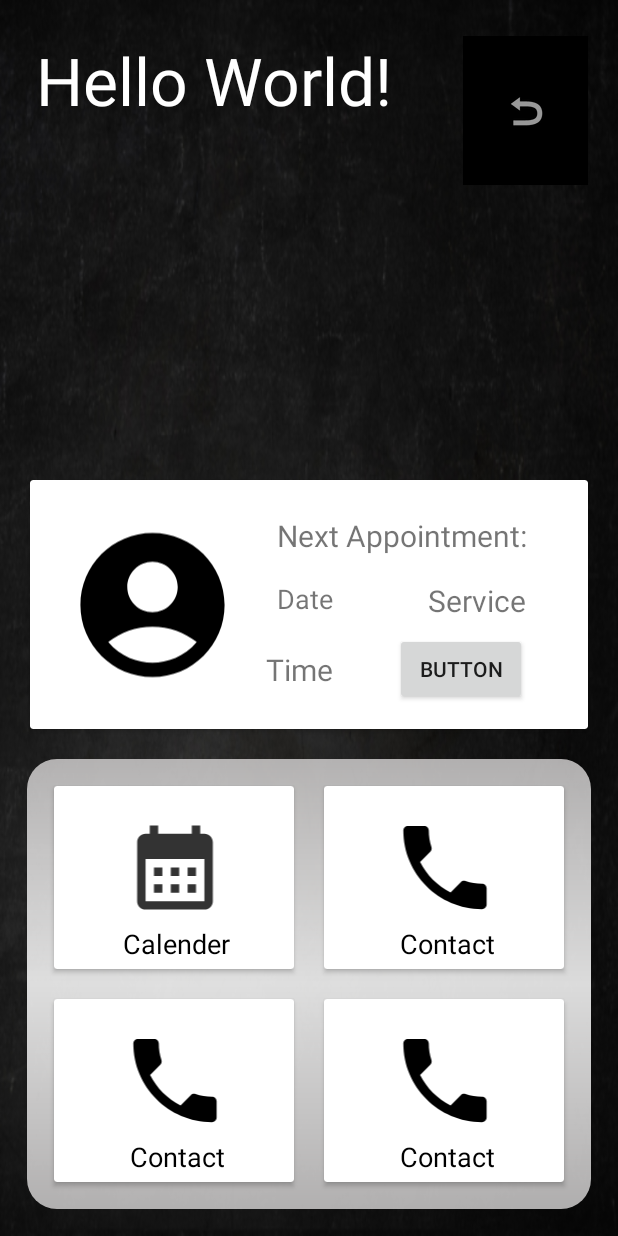
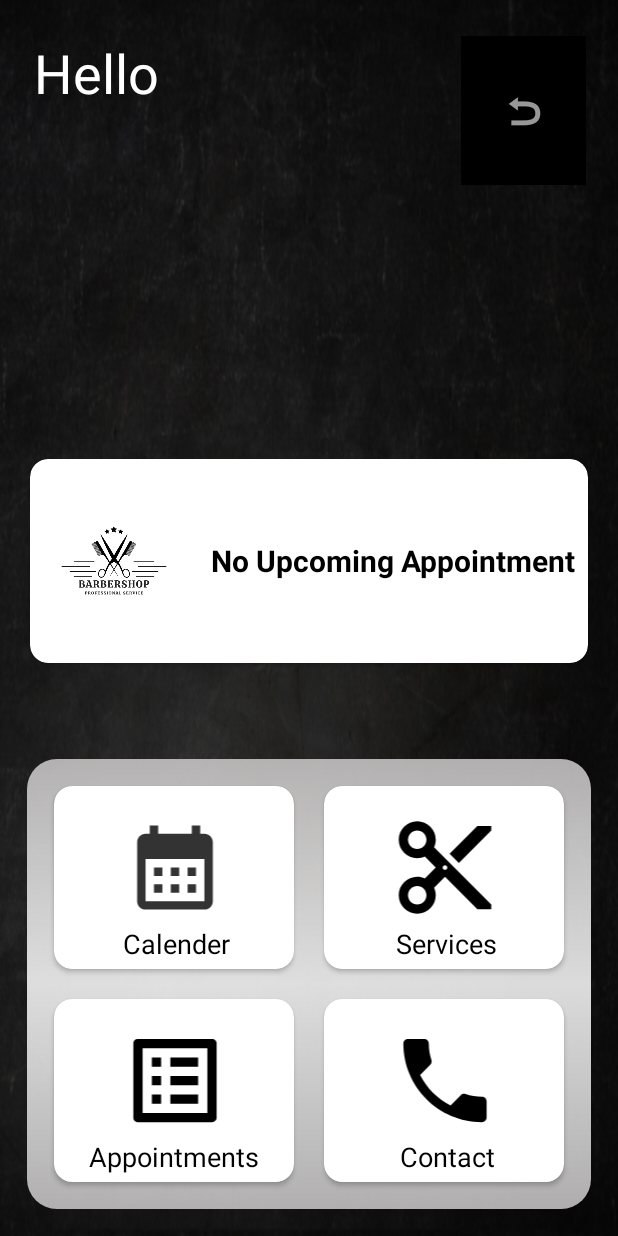
Before and after one commit to NoamDamari/BarbershopApp, an Android app: the MainActivity screen opened directly, with no data from a screen before it, on a phone screen of 412 x 824 dp. Run offline under Robolectric (Android 15) with nearby library versions, the phone set to English and light mode, and no system bars; our stand-ins replace Firebase (no records; nobody signed in at launch, a user with empty details on screens opened directly); 1 statement that could not run was skipped.

Commit message:
Appointment Scheduling Update

```diff
--- a/app/src/main/java/com/example/barbershopapp/Activities/MainActivity.java
+++ b/app/src/main/java/com/example/barbershopapp/Activities/MainActivity.java
@@ -8,17 +8,25 @@ import android.os.Bundle;
 import android.view.View;
 import android.widget.EditText;
 import android.widget.ImageButton;
+import android.widget.LinearLayout;
 import android.widget.TextView;
 
 import com.example.barbershopapp.FirebaseManager;
+import com.example.barbershopapp.Models.Appointment;
 import com.example.barbershopapp.Models.Client;
 import com.example.barbershopapp.R;
 
 public class MainActivity extends AppCompatActivity {
 
     Client currentUser;
-    private TextView usernameET;
+    Appointment closestAppointment;
+    private TextView usernameTV;
     private ImageButton returnBtn;
+    private LinearLayout nextAppointmentLayout;
+    private TextView cardHeadlineTV;
+    private TextView nextDateTV;
+    private TextView nextTimeTV;
+    private TextView nextServiceTV;
     private CardView toCalenderCV;
 
     @Override
@@ -26,15 +34,43 @@ public class MainActivity extends AppCompatActivity {
         super.onCreate(savedInstanceState);
         setContentView(R.layout.activity_main);
 
-        usernameET = findViewById(R.id.usernameTV);
+        usernameTV = findViewById(R.id.usernameTV);
         returnBtn = findViewById(R.id.returnButton);
         toCalenderCV = findViewById(R.id.toCalenderCV);
+        nextAppointmentLayout = findViewById(R.id.nextAppointmentLayout);
+        nextDateTV = findViewById(R.id.nextDateTV);
+        nextTimeTV = findViewById(R.id.nextTimeTV);
+        nextServiceTV = findViewById(R.id.nextServiceTV);
+        cardHeadlineTV = findViewById(R.id.cardHeadlineTV);
+
         FirebaseManager.getInstance().getCurrentUserDetails(new FirebaseManager.onUserDetailsFetchedListener() {
             @Override
             public void onUserDetailsFetched(Client client) {
                 currentUser = client;
                 String name = currentUser.getUsername();
-                usernameET.setText(name);
+                usernameTV.setText(name);
+            }
+        });
+
+        FirebaseManager.getInstance().fetchClosestAppointment(new FirebaseManager.onClosestAppointmentDetailsFetchedListener() {
+            @Override
+            public void onClosestAppointmentDetailsFetched(Appointment appointment) {
+                closestAppointment = appointment;
+                if(closestAppointment != null) {
+                    String date = closestAppointment.getDate();
+                    String time = closestAppointment.getTime();
+                    String serviceType = closestAppointment.getServiceType();
+
+                    nextAppointmentLayout.setVisibility(View.VISIBLE);
+
+                    cardHeadlineTV.setText("Next Appointment:");
+                    nextDateTV.setText(date);
+                    nextTimeTV.setText(time);
+                    nextServiceTV.setText(serviceType);
+                }
+                else {
+                    return;
+                }
             }
         });
 
--- a/app/src/main/java/com/example/barbershopapp/Activities/SetAppointmentActivity.java
+++ b/app/src/main/java/com/example/barbershopapp/Activities/SetAppointmentActivity.java
@@ -5,6 +5,7 @@ import androidx.appcompat.app.AppCompatActivity;
 import androidx.recyclerview.widget.RecyclerView;
 
 import android.os.Bundle;
+import android.util.Log;
 import android.view.View;
 import android.widget.ArrayAdapter;
 import android.widget.Button;
@@ -34,7 +35,6 @@ public class SetAppointmentActivity extends AppCompatActivity {
     public TextView selectedHourTV;
     private ArrayList<String> availableHours;
     private Spinner servicesSpinner;
-
     private Button setAppointmentBtn;
 
     @Override
@@ -62,7 +62,7 @@ public class SetAppointmentActivity extends AppCompatActivity {
             @Override
             public void onSelectedDayChange(@NonNull CalendarView view, int year, int month, int dayOfMonth) {
 
-                String selectedDate = String.valueOf(dayOfMonth) + "-" + String.valueOf(month + 1) + "-" + String.valueOf(year);
+                String selectedDate = String.valueOf(year) + "-" + String.valueOf(month + 1) + "-" + String.valueOf(dayOfMonth);
                 selectedDateTV.setText(selectedDate);
                 textView.setText("Avilable Hours on " + selectedDate);
 
@@ -92,7 +92,7 @@ public class SetAppointmentActivity extends AppCompatActivity {
 
                 Client client = new Client(username , email ,password , phone);
 
-                if(isValid(date,hour)) {
+                if(isFutureDate(date + " " + hour)) {
                     Appointment appointment = new Appointment(date , hour , service , client);
                     FirebaseManager.getInstance().setAppointment(appointment ,SetAppointmentActivity.this);
                 }
@@ -103,17 +103,15 @@ public class SetAppointmentActivity extends AppCompatActivity {
         });
     }
 
-    public boolean isValid(String date, String hour) {
+    public boolean isFutureDate(String date) {
         try {
-            SimpleDateFormat dateFormat = new SimpleDateFormat("dd-MM-yy", Locale.getDefault());
-            SimpleDateFormat timeFormat = new SimpleDateFormat("HH:mm", Locale.getDefault());
 
+            SimpleDateFormat dateFormat = new SimpleDateFormat("yy-MM-dd HH:mm", Locale.getDefault());
             Date selectedDate = dateFormat.parse(date);
-            Date selectedHour = timeFormat.parse(hour);
 
             Date currentDate = new Date();
 
-            if (selectedDate.after(currentDate) || (selectedDate.equals(currentDate) && selectedHour.after(currentDate))) {
+            if (selectedDate.after(currentDate)) {
                 return true;
             } else {
                 Toast.makeText(SetAppointmentActivity.this ,"Select a future date and time", Toast.LENGTH_SHORT).show();
--- a/app/src/main/java/com/example/barbershopapp/FirebaseManager.java
+++ b/app/src/main/java/com/example/barbershopapp/FirebaseManager.java
@@ -2,6 +2,7 @@ package com.example.barbershopapp;
 
 import android.content.Context;
 import android.content.Intent;
+import android.util.Log;
 import android.widget.ArrayAdapter;
 import android.widget.ListView;
 import android.widget.Toast;
@@ -24,11 +25,16 @@ import com.google.firebase.database.DataSnapshot;
 import com.google.firebase.database.DatabaseError;
 import com.google.firebase.database.DatabaseReference;
 import com.google.firebase.database.FirebaseDatabase;
+import com.google.firebase.database.Query;
 import com.google.firebase.database.ValueEventListener;
 
+import java.text.ParseException;
+import java.text.SimpleDateFormat;
 import java.util.ArrayList;
 import java.util.Calendar;
+import java.util.Date;
 import java.util.List;
+import java.util.Locale;
 import java.util.concurrent.Executor;
 
 public class FirebaseManager {
@@ -257,4 +263,58 @@ public class FirebaseManager {
 
         Toast.makeText(context ,"Appointment Set SUCCESS", Toast.LENGTH_SHORT).show();
     }
+
+    public void fetchClosestAppointment(onClosestAppointmentDetailsFetchedListener listener) {
+        String uid = mAuth.getUid();
+        DatabaseReference ref = mDatabase.child("Clients").child(uid).child("Appointments");
+        ref.addListenerForSingleValueEvent(new ValueEventListener() {
+            @Override
+            public void onDataChange(@NonNull DataSnapshot snapshot) {
+                for (DataSnapshot dateSnapshot : snapshot.getChildren()) {
+                    String date = dateSnapshot.getKey();
+
+                    if (isFutureTime((date + " 23:59"))) {
+                        for (DataSnapshot hourSnapshot : dateSnapshot.getChildren()) {
+                            String hour = hourSnapshot.getKey();
+                            if (isFutureTime(date + " " + hour)) {
+                                String service = hourSnapshot.child("serviceType").getValue(String.class);
+                                Appointment closestAppointment = new Appointment(date, hour, service, null);
+                                listener.onClosestAppointmentDetailsFetched(closestAppointment);
+                                return;
+                            }
+                        }
+                    }
+                }
+                listener.onClosestAppointmentDetailsFetched(null);
+            }
+
+            @Override
+            public void onCancelled(@NonNull DatabaseError error) {
+                Log.d("Closest Appointment error", "Closest Appointment error");
+                listener.onClosestAppointmentDetailsFetched(null);
+            }
+        });
+    }
+
+    public interface onClosestAppointmentDetailsFetchedListener {
+        void onClosestAppointmentDetailsFetched(Appointment appointment);
+    }
+
+    public boolean isFutureTime(String date) {
+        try {
+            SimpleDateFormat dateFormat = new SimpleDateFormat("yy-MM-dd HH:mm", Locale.getDefault());
+            Date selectedDate = dateFormat.parse(date);
+
+            Date currentDate = new Date();
+
+            if (selectedDate.after(currentDate)) {
+                return true;
+            } else {
+                return false;
+            }
+        } catch (ParseException e) {
+            e.printStackTrace();
+        }
+        return false;
+    }
 }
--- a/app/src/main/java/com/example/barbershopapp/Models/Appointment.java
+++ b/app/src/main/java/com/example/barbershopapp/Models/Appointment.java
@@ -11,6 +11,17 @@ public class Appointment {
         this.time = time;
         this.serviceType = serviceType;
         this.client = client;
+    }
+    public Appointment(String date, String time, String serviceType) {
+        this.date = date;
+        this.time = time;
+        this.serviceType = serviceType;
+    }
+    public Appointment() {
+        this.date = "date";
+        this.time = "time";
+        this.serviceType = "serviceType";
+        this.client = new Client();
     }
 
     public String getDate() {
--- a/app/src/main/java/com/example/barbershopapp/Models/Client.java
+++ b/app/src/main/java/com/example/barbershopapp/Models/Client.java
@@ -7,6 +7,12 @@ public class Client extends User {
     public Client(String username, String email, String password) {
         super(username, email, password);
     }
+
+    public Client() {
+        super();
+        this.phone = "phone";
+    }
+
 
     public Client(String username, String email, String password, String phone) {
         super(username, email, password);
--- a/app/src/main/java/com/example/barbershopapp/Models/User.java
+++ b/app/src/main/java/com/example/barbershopapp/Models/User.java
@@ -10,6 +10,12 @@ public class User {
         this.username = username;
         this.email = email;
         this.password = password;
+    }
+
+    public User() {
+        this.username = "username";
+        this.email = "email";
+        this.password = "password";
     }
 
     public String getUsername() {
--- /dev/null
+++ b/app/src/main/res/drawable/list_icon_black.xml
@@ -0,0 +1,5 @@
+<vector android:autoMirrored="true" android:height="24dp"
+    android:tint="#000000" android:viewportHeight="24"
+    android:viewportWidth="24" android:width="24dp" xmlns:android="http://schemas.android.com/apk/res/android">
+    <path android:fillColor="@android:color/white" android:pathData="M19,5v14L5,19L5,5h14m1.1,-2L3.9,3c-0.5,0 -0.9,0.4 -0.9,0.9v16.2c0,0.4 0.4,0.9 0.9,0.9h16.2c0.4,0 0.9,-0.5 0.9,-0.9L21,3.9c0,-0.5 -0.5,-0.9 -0.9,-0.9zM11,7h6v2h-6L11,7zM11,11h6v2h-6v-2zM11,15h6v2h-6zM7,7h2v2L7,9zM7,11h2v2L7,13zM7,15h2v2L7,17z"/>
+</vector>
--- /dev/null
+++ b/app/src/main/res/drawable/scissors_icon_black.xml
@@ -0,0 +1,5 @@
+<vector android:height="24dp" android:tint="#000000"
+    android:viewportHeight="24" android:viewportWidth="24"
+    android:width="24dp" xmlns:android="http://schemas.android.com/apk/res/android">
+    <path android:fillColor="@android:color/white" android:pathData="M9.64,7.64c0.23,-0.5 0.36,-1.05 0.36,-1.64 0,-2.21 -1.79,-4 -4,-4S2,3.79 2,6s1.79,4 4,4c0.59,0 1.14,-0.13 1.64,-0.36L10,12l-2.36,2.36C7.14,14.13 6.59,14 6,14c-2.21,0 -4,1.79 -4,4s1.79,4 4,4 4,-1.79 4,-4c0,-0.59 -0.13,-1.14 -0.36,-1.64L12,14l7,7h3v-1L9.64,7.64zM6,8c-1.1,0 -2,-0.89 -2,-2s0.9,-2 2,-2 2,0.89 2,2 -0.9,2 -2,2zM6,20c-1.1,0 -2,-0.89 -2,-2s0.9,-2 2,-2 2,0.89 2,2 -0.9,2 -2,2zM12,12.5c-0.28,0 -0.5,-0.22 -0.5,-0.5s0.22,-0.5 0.5,-0.5 0.5,0.22 0.5,0.5 -0.22,0.5 -0.5,0.5zM19,3l-6,6 2,2 7,-7L22,3z"/>
+</vector>
--- a/app/src/main/res/layout/activity_main.xml
+++ b/app/src/main/res/layout/activity_main.xml
@@ -28,9 +28,9 @@
         android:layout_height="wrap_content"
         android:layout_marginStart="4dp"
         android:layout_marginTop="24dp"
-        android:text="Hello World!"
+        android:text="Hello"
         android:textColor="@color/white"
-        android:textSize="44dp"
+        android:textSize="36dp"
         app:layout_constraintStart_toStartOf="@+id/cardView"
         app:layout_constraintTop_toTopOf="parent" />
 
@@ -39,11 +39,11 @@
         android:layout_width="match_parent"
         android:layout_height="wrap_content"
         android:layout_margin="18dp"
-        android:layout_marginBottom="24dp"
+        android:layout_marginBottom="32dp"
+        android:background="@drawable/silver_bg"
         android:minHeight="300dp"
         android:orientation="vertical"
         android:padding="8dp"
-        android:background="@drawable/silver_bg"
         app:layout_constraintBottom_toBottomOf="parent"
         app:layout_constraintEnd_toEndOf="parent"
         app:layout_constraintHorizontal_bias="0.0"
@@ -60,7 +60,8 @@
                 android:layout_width="match_parent"
                 android:layout_height="match_parent"
                 android:layout_margin="10dp"
-                android:layout_weight="1">
+                android:layout_weight="1"
+                app:cardCornerRadius="12dp">
 
                 <androidx.constraintlayout.widget.ConstraintLayout
                     android:layout_width="match_parent"
@@ -98,7 +99,8 @@
                 android:layout_width="match_parent"
                 android:layout_height="match_parent"
                 android:layout_margin="10dp"
-                android:layout_weight="1">
+                android:layout_weight="1"
+                app:cardCornerRadius="12dp">
 
                 <androidx.constraintlayout.widget.ConstraintLayout
                     android:layout_width="match_parent"
@@ -114,13 +116,13 @@
                         app:layout_constraintStart_toStartOf="parent"
                         app:layout_constraintTop_toTopOf="parent"
                         app:layout_constraintVertical_bias="0.356"
-                        app:srcCompat="@drawable/phone_icon_black" />
+                        app:srcCompat="@drawable/scissors_icon_black" />
 
                     <TextView
                         android:id="@+id/textView17"
                         android:layout_width="wrap_content"
                         android:layout_height="wrap_content"
-                        android:text="Contact"
+                        android:text="Services"
                         android:textColor="@color/black"
                         android:textSize="18sp"
                         app:layout_constraintBottom_toBottomOf="parent"
@@ -143,7 +145,8 @@
                 android:layout_width="match_parent"
                 android:layout_height="match_parent"
                 android:layout_margin="10dp"
-                android:layout_weight="1">
+                android:layout_weight="1"
+                app:cardCornerRadius="12dp">
 
                 <androidx.constraintlayout.widget.ConstraintLayout
                     android:layout_width="match_parent"
@@ -159,13 +162,13 @@
                         app:layout_constraintStart_toStartOf="parent"
                         app:layout_constraintTop_toTopOf="parent"
                         app:layout_constraintVertical_bias="0.356"
-                        app:srcCompat="@drawable/phone_icon_black" />
+                        app:srcCompat="@drawable/list_icon_black" />
 
                     <TextView
                         android:id="@+id/textView15"
                         android:layout_width="wrap_content"
                         android:layout_height="wrap_content"
-                        android:text="Contact"
+                        android:text="Appointments"
                         android:textColor="@color/black"
                         android:textSize="18sp"
                         app:layout_constraintBottom_toBottomOf="parent"
@@ -181,7 +184,8 @@
                 android:layout_width="match_parent"
                 android:layout_height="match_parent"
                 android:layout_margin="10dp"
-                android:layout_weight="1">
+                android:layout_weight="1"
+                app:cardCornerRadius="12dp">
 
                 <androidx.constraintlayout.widget.ConstraintLayout
                     android:layout_width="match_parent"
@@ -224,89 +228,125 @@
         android:layout_width="match_parent"
         android:layout_height="wrap_content"
         android:layout_margin="20dp"
-        android:layout_marginBottom="16dp"
+        app:cardCornerRadius="12dp"
+
         app:layout_constraintBottom_toTopOf="@+id/linearLayout4"
         app:layout_constraintEnd_toEndOf="@+id/linearLayout4"
+        app:layout_constraintHorizontal_bias="0.545"
         app:layout_constraintStart_toStartOf="@+id/linearLayout4"
-        app:layout_constraintTop_toBottomOf="@+id/textView4"
-        app:layout_constraintVertical_bias="1.0">
+        app:layout_constraintTop_toBottomOf="@+id/usernameTV"
+        app:layout_constraintVertical_bias="0.775">
 
-        <androidx.constraintlayout.widget.ConstraintLayout
+        <LinearLayout
             android:layout_width="match_parent"
-            android:layout_height="match_parent"
-            android:layout_margin="8dp"
-            android:padding="8dp">
+            android:layout_height="wrap_content"
+            android:orientation="horizontal"
+            app:layout_constraintEnd_toEndOf="parent"
+            app:layout_constraintStart_toStartOf="parent"
+            tools:layout_editor_absoluteY="620dp">
 
             <ImageView
                 android:id="@+id/imageView5"
-                android:layout_width="115dp"
+                android:layout_width="match_parent"
                 android:layout_height="120dp"
-                android:layout_marginStart="8dp"
-                android:src="@drawable/user_icon_black"
-                app:layout_constraintBottom_toBottomOf="parent"
-                app:layout_constraintStart_toStartOf="parent"
-                app:layout_constraintTop_toTopOf="parent"
-                app:layout_constraintVertical_bias="0.521" />
+                android:layout_margin="8dp"
+                android:layout_weight="0.7"
+                android:scaleType="fitCenter"
+                android:src="@drawable/logo2" />
+
+            <LinearLayout
+                android:layout_width="match_parent"
+                android:layout_height="match_parent"
+                android:layout_weight="0.3"
+                android:orientation="vertical"
+                android:padding="6dp">
+
+                <LinearLayout
+                    android:layout_width="match_parent"
+                    android:layout_height="match_parent"
+                    android:layout_weight="0.6"
+                    android:orientation="horizontal">
 
                     <TextView
-                android:id="@+id/textView6"
+                        android:id="@+id/cardHeadlineTV"
                         android:layout_width="wrap_content"
-                android:layout_height="wrap_content"
-                android:text="Next Appointment:"
+                        android:layout_height="match_parent"
+                        android:layout_weight="0.8"
+                        android:gravity="center"
+                        android:text="No Upcoming Appointment"
+                        android:textAlignment="center"
+                        android:textColor="@color/black"
                         android:textSize="20sp"
-                app:layout_constraintEnd_toEndOf="parent"
-                app:layout_constraintHorizontal_bias="0.51"
-                app:layout_constraintStart_toEndOf="@+id/imageView5"
-                app:layout_constraintTop_toTopOf="@+id/imageView5" />
+                        android:textStyle="bold" />
+                </LinearLayout>
+
+                <LinearLayout
+                    android:id="@+id/nextAppointmentLayout"
+                    android:layout_width="match_parent"
+                    android:layout_height="match_parent"
+                    android:layout_weight="0.2"
+                    android:orientation="vertical"
+                    android:visibility="gone">
+
+                    <LinearLayout
+                        android:layout_width="match_parent"
+                        android:layout_height="match_parent"
+                        android:layout_weight="1"
+                        android:orientation="horizontal">
 
                         <TextView
-                android:id="@+id/textView7"
+                            android:id="@+id/nextDateTV"
                             android:layout_width="wrap_content"
-                android:layout_height="wrap_content"
-                android:layout_marginTop="16dp"
+                            android:layout_height="match_parent"
+                            android:layout_weight="1"
+                            android:gravity="center"
                             android:text="Date"
-                android:textSize="18dp"
-                app:layout_constraintEnd_toStartOf="@+id/textView9"
-                app:layout_constraintHorizontal_bias="0.0"
-                app:layout_constraintStart_toStartOf="@+id/textView6"
-                app:layout_constraintTop_toBottomOf="@+id/textView6" />
+                            android:textAlignment="center"
+                            android:textColor="@color/black"
+                            android:textSize="20sp" />
 
                         <TextView
-                android:id="@+id/textView8"
+                            android:id="@+id/nextServiceTV"
                             android:layout_width="wrap_content"
-                android:layout_height="wrap_content"
+                            android:layout_height="match_parent"
+                            android:layout_weight="1"
+                            android:gravity="center"
+                            android:text="Service type"
+                            android:textAlignment="center"
+                            android:textColor="@color/black"
+                            android:textSize="20sp" />
+                    </LinearLayout>
+
+                    <LinearLayout
+                        android:layout_width="match_parent"
+                        android:layout_height="match_parent"
+                        android:layout_weight="1"
+                        android:orientation="horizontal">
+
+                        <TextView
+                            android:id="@+id/nextTimeTV"
+                            android:layout_width="wrap_content"
+                            android:layout_height="match_parent"
+                            android:layout_weight="1"
+                            android:gravity="center"
                             android:text="Time"
-                android:textSize="20sp"
-                app:layout_constraintBottom_toBottomOf="@+id/button"
-                app:layout_constraintEnd_toEndOf="@+id/textView7"
-                app:layout_constraintHorizontal_bias="1.0"
-                app:layout_constraintStart_toStartOf="@+id/textView7"
-                app:layout_constraintTop_toTopOf="@+id/button"
-                app:layout_constraintVertical_bias="0.529" />
+                            android:textAlignment="center"
+                            android:textColor="@color/black"
+                            android:textSize="20sp" />
 
                         <Button
                             android:id="@+id/button"
                             android:layout_width="wrap_content"
-                android:layout_height="wrap_content"
-                android:layout_marginTop="8dp"
+                            android:layout_height="match_parent"
+                            android:layout_weight="1"
+                            android:gravity="center"
                             android:minHeight="48dp"
-                android:text="Button"
-                app:layout_constraintEnd_toEndOf="@+id/textView9"
-                app:layout_constraintHorizontal_bias="1.0"
-                app:layout_constraintStart_toEndOf="@+id/textView8"
-                app:layout_constraintTop_toBottomOf="@+id/textView9" />
+                            android:text="Button" />
+                    </LinearLayout>
+                </LinearLayout>
 
-            <TextView
-                android:id="@+id/textView9"
-                android:layout_width="wrap_content"
-                android:layout_height="wrap_content"
-                android:text="Service"
-                android:textSize="20sp"
-                app:layout_constraintBottom_toBottomOf="@+id/textView7"
-                app:layout_constraintEnd_toEndOf="@+id/textView6"
-                app:layout_constraintTop_toTopOf="@+id/textView7"
-                app:layout_constraintVertical_bias="0.0" />
-        </androidx.constraintlayout.widget.ConstraintLayout>
+            </LinearLayout>
+        </LinearLayout>
     </androidx.cardview.widget.CardView>
 
     <TextView
@@ -316,12 +356,10 @@
         android:layout_marginTop="8dp"
         android:text="User Name"
         android:textColor="@color/white"
-        android:textSize="32dp"
-        app:layout_constraintBottom_toTopOf="@+id/cardView"
+        android:textSize="40dp"
         app:layout_constraintEnd_toStartOf="@+id/returnButton"
         app:layout_constraintHorizontal_bias="0.0"
         app:layout_constraintStart_toStartOf="@+id/textView4"
-        app:layout_constraintTop_toBottomOf="@+id/textView4"
-        app:layout_constraintVertical_bias="0.0" />
+        app:layout_constraintTop_toBottomOf="@+id/textView4" />
 
 </androidx.constraintlayout.widget.ConstraintLayout>
```
Lines whose indentation alone changed are shown as unchanged.
